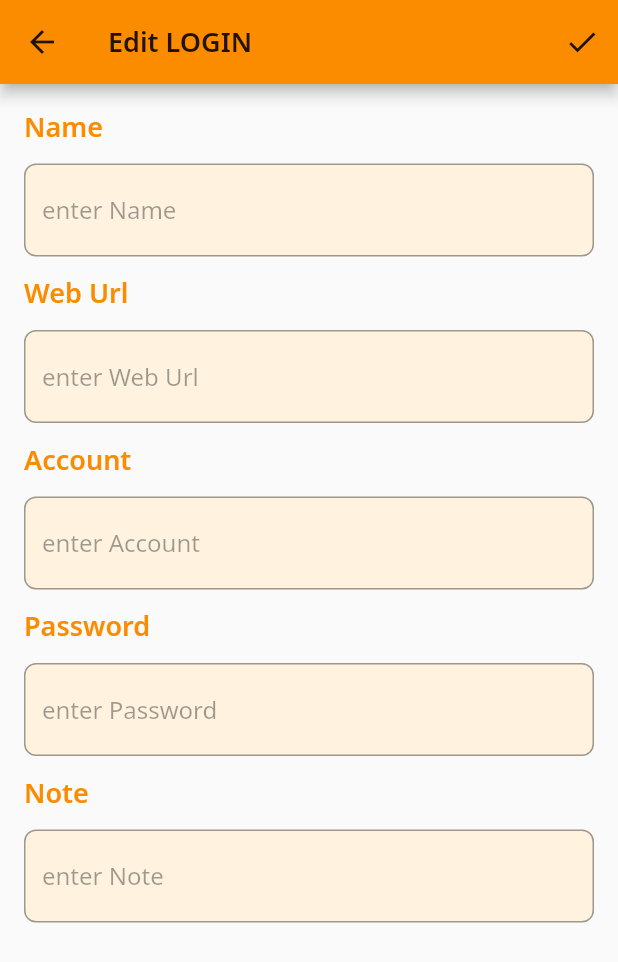
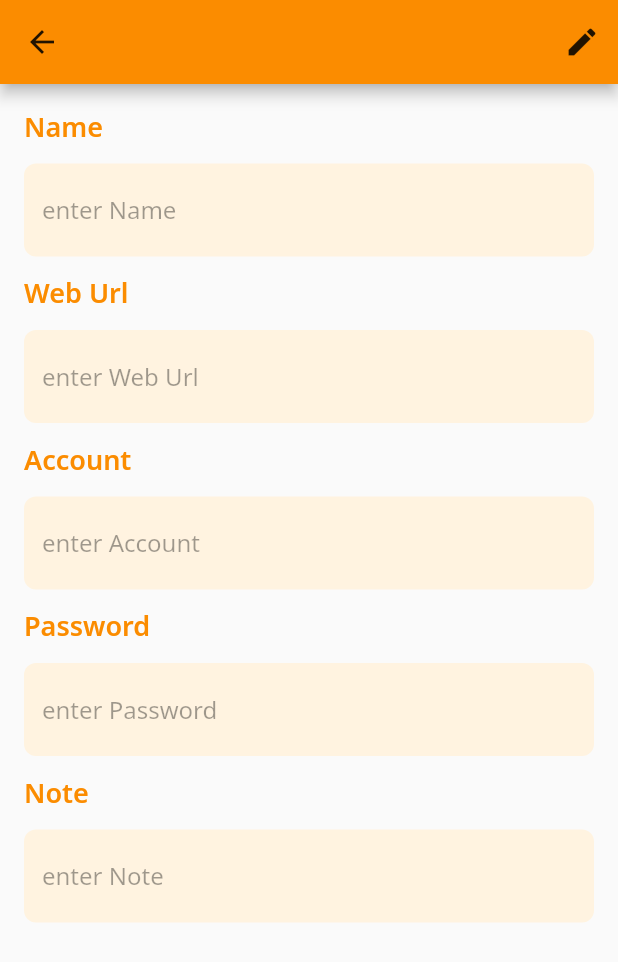
Before and after one commit to s00001sam/Go-Go-Password, a Flutter app: the LoginInfoContentPage screen opened by its route, after a tap on the "done" icon, on a phone screen of 412 x 824 dp. Shown: the top 962 px of the screen. Run offline on Flutter 3.47's test engine with Material 2 defaults, Android fonts, the light colour scheme and no system bars; our stand-ins replace cached_network_image, flutter_riverpod, go_router, google_fonts; missing offline and left inert: dart:ffi.

Commit message:
import riverpod / pass LoginInfo into login content page and save isEditing state by provider

```diff
--- a/lib/main.dart
+++ b/lib/main.dart
@@ -1,5 +1,6 @@
 import 'package:flutter/material.dart';
 import 'package:flutter_localizations/flutter_localizations.dart';
+import 'package:flutter_riverpod/flutter_riverpod.dart';
 import 'package:gogo_password/router.dart';
 import 'package:gogo_password/theme/theme_constants.dart';
 import 'package:gogo_password/theme/type.dart';
@@ -7,7 +8,9 @@ import 'package:gogo_password/theme/type.dart';
 import 'generated/l10n.dart';
 
 void main() {
-  runApp(const MyApp());
+  runApp(const ProviderScope(
+    child: MyApp(),
+  ));
 }
 
 class MyApp extends StatelessWidget {
--- a/lib/router.dart
+++ b/lib/router.dart
@@ -1,5 +1,6 @@
 import 'package:flutter/cupertino.dart';
 import 'package:go_router/go_router.dart';
+import 'package:gogo_password/model/login_info.dart';
 import 'package:gogo_password/view/login_info_content_page.dart';
 import 'package:gogo_password/view/home_page.dart';
 
@@ -18,7 +19,8 @@ final GoRouter myRouter = GoRouter(
         GoRoute(
           path: loginContent,
           builder: (BuildContext context, GoRouterState state) {
-            return const LoginInfoContentPage(info: null);
+            var loginInfo = state.extra as LoginInfo?;
+            return LoginInfoContentPage(info: loginInfo);
           },
         ),
       ],
--- /dev/null
+++ b/lib/util/providers.dart
@@ -0,0 +1,7 @@
+import 'package:flutter_riverpod/flutter_riverpod.dart';
+
+enum ContentEditState { onlyRead, editing }
+
+final contentEditStateProvider = StateProvider.autoDispose<ContentEditState>(
+  (ref) => ContentEditState.onlyRead,
+);
--- a/lib/view/common.dart
+++ b/lib/view/common.dart
@@ -88,6 +88,7 @@ class BaseAppBar extends StatelessWidget implements PreferredSizeWidget {
 class BaseInput extends StatelessWidget {
   final String title;
   final String hint;
+  final FocusNode? focusNode;
   final bool isMultiLine;
   final bool isEnabled;
   final Function(String)? onInputChanged;
@@ -95,6 +96,7 @@ class BaseInput extends StatelessWidget {
   const BaseInput({
     required this.title,
     required this.hint,
+    this.focusNode,
     this.isMultiLine = false,
     required this.isEnabled,
     required this.onInputChanged,
@@ -116,6 +118,7 @@ class BaseInput extends StatelessWidget {
         const SizedBox(height: 12.0),
         BaseInputTextField(
           hint: hint,
+          focusNode: focusNode,
           isMultiLine: isMultiLine,
           isEnabled: isEnabled,
           onInputChanged: onInputChanged,
@@ -127,12 +130,14 @@ class BaseInput extends StatelessWidget {
 
 class BaseInputTextField extends StatefulWidget {
   final String hint;
+  final FocusNode? focusNode;
   final bool isMultiLine;
   final bool isEnabled;
   final Function(String)? onInputChanged;
 
   const BaseInputTextField({
     required this.hint,
+    this.focusNode,
     required this.isMultiLine,
     required this.isEnabled,
     required this.onInputChanged,
@@ -204,6 +209,7 @@ class _BaseInputTextFieldState extends State<BaseInputTextField> {
       controller: _myController,
       enabled: widget.isEnabled,
       maxLines: maxLines,
+      focusNode: widget.focusNode,
     );
   }
 }
--- a/lib/view/home_page.dart
+++ b/lib/view/home_page.dart
@@ -2,6 +2,7 @@ import 'package:cached_network_image/cached_network_image.dart';
 import 'package:flutter/material.dart';
 import 'package:go_router/go_router.dart';
 import 'package:gogo_password/model/base_secure_info.dart';
+import 'package:gogo_password/model/login_info.dart';
 import 'package:gogo_password/router.dart';
 import 'package:gogo_password/view/common.dart';
 import 'package:google_fonts/google_fonts.dart';
@@ -58,7 +59,7 @@ class HomeTitleRow extends StatelessWidget {
         const Spacer(),
         GestureDetector(
           onTap: () {
-            context.go(routerLoginContent);
+            context.go(routerLoginContent, extra: null);
           },
           child: Image.asset(
             "assets/images/ic_plus.png",
--- a/lib/view/login_info_content_page.dart
+++ b/lib/view/login_info_content_page.dart
@@ -1,35 +1,81 @@
 import 'package:flutter/material.dart';
+import 'package:flutter_riverpod/flutter_riverpod.dart';
 import 'package:gogo_password/generated/l10n.dart';
+import 'package:gogo_password/model/login_info.dart';
+import 'package:gogo_password/util/providers.dart';
 import 'package:gogo_password/view/common.dart';
 
-class LoginInfoContentPage extends StatelessWidget {
-  final LoginInfoContentBody? info;
+class LoginInfoContentPage extends ConsumerStatefulWidget {
+  final LoginInfo? info;
 
   const LoginInfoContentPage({required this.info, Key? key}) : super(key: key);
 
   @override
+  ConsumerState<LoginInfoContentPage> createState() =>
+      _LoginInfoContentPageState();
+}
+
+class _LoginInfoContentPageState extends ConsumerState<LoginInfoContentPage> {
+  @override
+  void initState() {
+    super.initState();
+    WidgetsBinding.instance.addPostFrameCallback((_) {
+      // handle init state is editing or not
+      var isEditingInit = widget.info == null;
+      var stateInit =
+          isEditingInit ? ContentEditState.editing : ContentEditState.onlyRead;
+      ref.read(contentEditStateProvider.notifier).state = stateInit;
+    });
+  }
+
+  @override
   Widget build(BuildContext context) {
+    final isEditing =
+        ref.watch(contentEditStateProvider) == ContentEditState.editing;
+    final stateReading = ref.read(contentEditStateProvider.notifier);
     var stringResource = S.of(context);
     var loginStr = stringResource.tab_bar_title_login;
-    var title = stringResource.edit_title(loginStr);
+    var name = widget.info?.name ?? '';
+    var title = isEditing ? stringResource.edit_title(loginStr) : name;
+    var actionIcon = isEditing ? Icons.done : Icons.edit;
+    var nameFocusNode = FocusNode();
+    if (isEditing) nameFocusNode.requestFocus();
+
     return Scaffold(
       appBar: BaseAppBar(
         title: title,
         actions: [
           IconButton(
-            icon: const Icon(Icons.done),
+            icon: Icon(actionIcon),
             tooltip: 'change editable mode',
-            onPressed: () {},
+            onPressed: () {
+              if (isEditing) {
+                // TODO save logic
+                stateReading.state = ContentEditState.onlyRead;
+              } else {
+                stateReading.state = ContentEditState.editing;
+              }
+            },
           ),
         ],
       ),
-      body: const LoginInfoContentBody(),
+      body: LoginInfoContentBody(
+        isEditing: isEditing,
+        nameFocusNode: nameFocusNode,
+      ),
     );
   }
 }
 
 class LoginInfoContentBody extends StatelessWidget {
-  const LoginInfoContentBody({Key? key}) : super(key: key);
+  final bool isEditing;
+  final FocusNode? nameFocusNode;
+
+  const LoginInfoContentBody({
+    this.isEditing = false,
+    this.nameFocusNode,
+    Key? key,
+  }) : super(key: key);
 
   @override
   Widget build(BuildContext context) {
@@ -48,28 +94,29 @@ class LoginInfoContentBody extends StatelessWidget {
             BaseInput(
               title: nameStr,
               hint: stringResource.input_hint(nameStr),
-              isEnabled: true,
+              focusNode: nameFocusNode,
+              isEnabled: isEditing,
               onInputChanged: (input) {},
             ),
             const SizedBox(height: 12.0),
             BaseInput(
               title: webUrlStr,
               hint: stringResource.input_hint(webUrlStr),
-              isEnabled: true,
+              isEnabled: isEditing,
               onInputChanged: (input) {},
             ),
             const SizedBox(height: 12.0),
             BaseInput(
               title: accountStr,
               hint: stringResource.input_hint(accountStr),
-              isEnabled: true,
+              isEnabled: isEditing,
               onInputChanged: (input) {},
             ),
             const SizedBox(height: 12.0),
             BaseInput(
               title: passwordStr,
               hint: stringResource.input_hint(passwordStr),
-              isEnabled: true,
+              isEnabled: isEditing,
               onInputChanged: (input) {},
             ),
             const SizedBox(height: 12.0),
@@ -77,7 +124,7 @@ class LoginInfoContentBody extends StatelessWidget {
               title: noteStr,
               hint: stringResource.input_hint(noteStr),
               isMultiLine: true,
-              isEnabled: true,
+              isEnabled: isEditing,
               onInputChanged: (input) {},
             ),
           ],
--- a/pubspec.yaml
+++ b/pubspec.yaml
@@ -40,6 +40,7 @@ dependencies:
   json_annotation: ^4.8.1
   cached_network_image: ^3.2.3
   go_router: ^10.1.0
+  flutter_riverpod: ^2.4.0
 
   flutter_localizations:
     sdk: flutter
```
